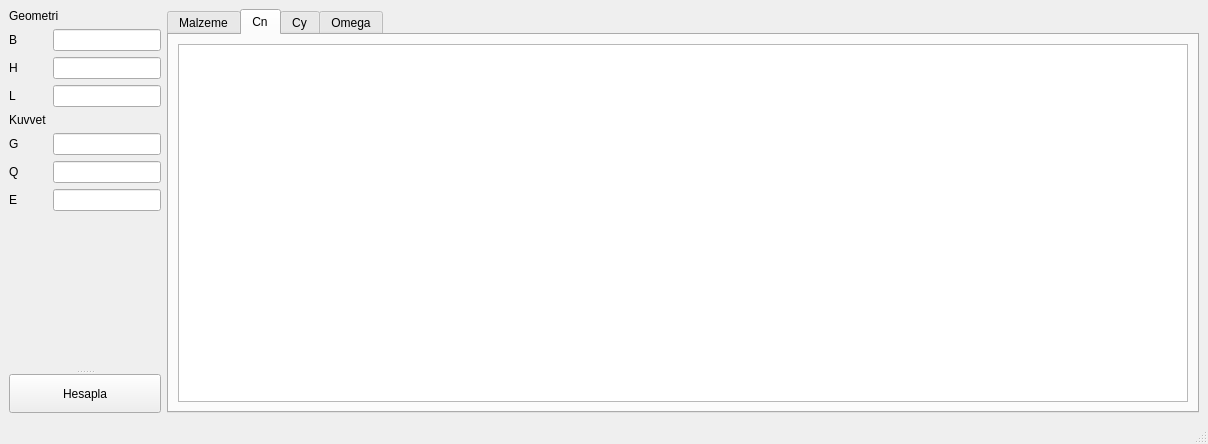
The window that main.ui (murathanarat/FreeCAD-Workbench) describes before a commit, drawn with Qt 5.
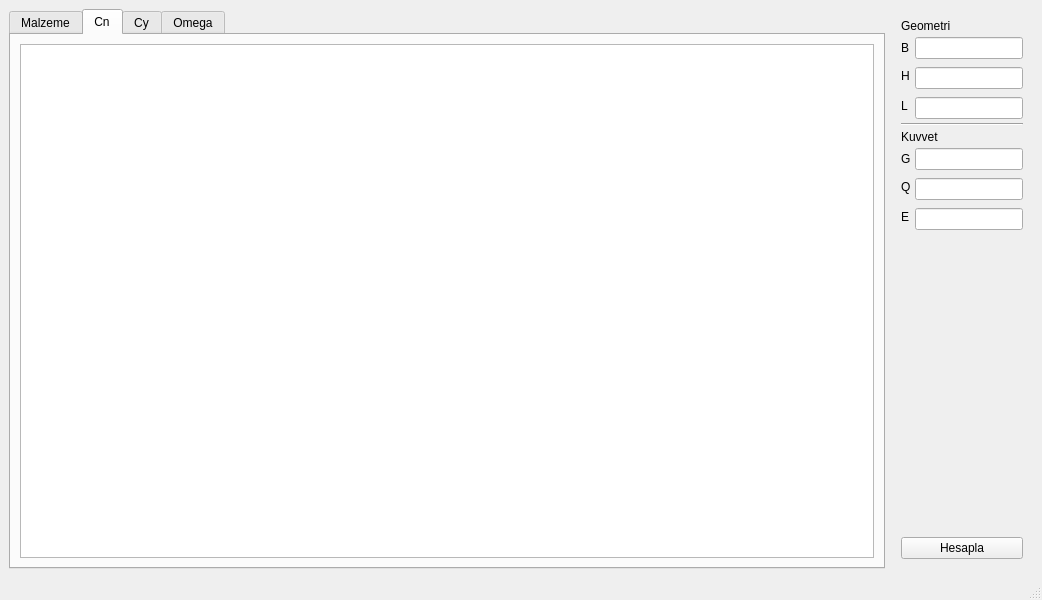
The same window after the commit. The open tabs and pages were chosen to show the change.

Diff of the .ui file:
```diff
--- a/main.ui
+++ b/main.ui
@@ -2,132 +2,27 @@
 <ui version="4.0">
  <class>MainWindow</class>
  <widget class="QMainWindow" name="MainWindow">
-  <property name="enabled">
-   <bool>true</bool>
-  </property>
   <property name="geometry">
    <rect>
     <x>0</x>
     <y>0</y>
-    <width>1208</width>
-    <height>444</height>
+    <width>1042</width>
+    <height>600</height>
    </rect>
   </property>
-  <property name="minimumSize">
-   <size>
-    <width>1208</width>
-    <height>444</height>
-   </size>
-  </property>
   <property name="windowTitle">
    <string>MainWindow</string>
   </property>
   <widget class="QWidget" name="centralwidget">
-   <layout class="QHBoxLayout" name="horizontalLayout">
-    <item>
-     <widget class="QSplitter" name="splitter">
-      <property name="orientation">
-       <enum>Qt::Vertical</enum>
-      </property>
-      <widget class="QWidget" name="">
-       <layout class="QFormLayout" name="formLayout">
-        <item row="0" column="0" colspan="2">
-         <widget class="QLabel" name="label_Geometri">
-          <property name="text">
-           <string>Geometri</string>
-          </property>
-         </widget>
-        </item>
-        <item row="1" column="0">
-         <widget class="QLabel" name="label_b">
-          <property name="sizePolicy">
-           <sizepolicy hsizetype="Preferred" vsizetype="Preferred">
-            <horstretch>0</horstretch>
-            <verstretch>0</verstretch>
-           </sizepolicy>
-          </property>
-          <property name="text">
-           <string>B</string>
-          </property>
-         </widget>
-        </item>
-        <item row="1" column="1">
-         <widget class="QLineEdit" name="b_lineEdit"/>
-        </item>
-        <item row="2" column="0">
-         <widget class="QLabel" name="label_h">
-          <property name="text">
-           <string>H</string>
-          </property>
-         </widget>
-        </item>
-        <item row="2" column="1">
-         <widget class="QLineEdit" name="h_lineEdit"/>
-        </item>
-        <item row="3" column="0">
-         <widget class="QLabel" name="label_l">
-          <property name="text">
-           <string>L</string>
-          </property>
-         </widget>
-        </item>
-        <item row="3" column="1">
-         <widget class="QLineEdit" name="l_lineEdit"/>
-        </item>
-        <item row="4" column="0">
-         <widget class="QLabel" name="label_kuvvet">
-          <property name="text">
-           <string>Kuvvet</string>
-          </property>
-         </widget>
-        </item>
-        <item row="5" column="0">
-         <widget class="QLabel" name="label_b_2">
-          <property name="sizePolicy">
-           <sizepolicy hsizetype="Preferred" vsizetype="Preferred">
-            <horstretch>0</horstretch>
-            <verstretch>0</verstretch>
-           </sizepolicy>
-          </property>
-          <property name="text">
-           <string>G</string>
-          </property>
-         </widget>
-        </item>
-        <item row="5" column="1">
-         <widget class="QLineEdit" name="g_lineEdit"/>
-        </item>
-        <item row="6" column="0">
-         <widget class="QLabel" name="label_h_2">
-          <property name="text">
-           <string>Q</string>
-          </property>
-         </widget>
-        </item>
-        <item row="6" column="1">
-         <widget class="QLineEdit" name="q_lineEdit"/>
-        </item>
-        <item row="7" column="0">
-         <widget class="QLabel" name="label_l_2">
-          <property name="text">
-           <string>E</string>
-          </property>
-         </widget>
-        </item>
-        <item row="7" column="1">
-         <widget class="QLineEdit" name="e_lineEdit"/>
-        </item>
-       </layout>
-      </widget>
-      <widget class="QPushButton" name="hesapla_pushButton">
-       <property name="text">
-        <string>Hesapla</string>
-       </property>
-      </widget>
-     </widget>
-    </item>
+   <layout class="QHBoxLayout" name="horizontalLayout_4">
     <item>
      <widget class="QTabWidget" name="tabWidget">
+      <property name="sizePolicy">
+       <sizepolicy hsizetype="Expanding" vsizetype="Expanding">
+        <horstretch>0</horstretch>
+        <verstretch>0</verstretch>
+       </sizepolicy>
+      </property>
       <property name="tabPosition">
        <enum>QTabWidget::North</enum>
       </property>
@@ -138,8 +33,8 @@
        <attribute name="title">
         <string>Malzeme</string>
        </attribute>
-       <layout class="QGridLayout" name="gridLayout_3">
-        <item row="0" column="0">
+       <layout class="QHBoxLayout" name="horizontalLayout">
+        <item>
          <widget class="QTableWidget" name="Malzeme_tableWidget">
           <property name="enabled">
            <bool>true</bool>
@@ -161,23 +56,18 @@
        <attribute name="title">
         <string>Cn</string>
        </attribute>
-       <layout class="QGridLayout" name="gridLayout">
-        <item row="0" column="0">
-         <widget class="QSplitter" name="splitter_5">
-          <property name="orientation">
-           <enum>Qt::Vertical</enum>
+       <layout class="QHBoxLayout" name="horizontalLayout_2">
+        <item>
+         <widget class="QTableWidget" name="Cn_tableWidget">
+          <property name="editTriggers">
+           <set>QAbstractItemView::NoEditTriggers</set>
           </property>
-          <widget class="QTableWidget" name="Cn_tableWidget">
-           <property name="editTriggers">
-            <set>QAbstractItemView::NoEditTriggers</set>
-           </property>
-           <property name="selectionMode">
-            <enum>QAbstractItemView::SingleSelection</enum>
-           </property>
-           <property name="selectionBehavior">
-            <enum>QAbstractItemView::SelectRows</enum>
-           </property>
-          </widget>
+          <property name="selectionMode">
+           <enum>QAbstractItemView::SingleSelection</enum>
+          </property>
+          <property name="selectionBehavior">
+           <enum>QAbstractItemView::SelectRows</enum>
+          </property>
          </widget>
         </item>
        </layout>
@@ -229,6 +119,291 @@
       </widget>
      </widget>
     </item>
+    <item>
+     <layout class="QVBoxLayout" name="verticalLayout">
+      <property name="spacing">
+       <number>4</number>
+      </property>
+      <property name="leftMargin">
+       <number>10</number>
+      </property>
+      <property name="topMargin">
+       <number>10</number>
+      </property>
+      <property name="rightMargin">
+       <number>10</number>
+      </property>
+      <property name="bottomMargin">
+       <number>10</number>
+      </property>
+      <item>
+       <layout class="QGridLayout" name="gridLayout">
+        <property name="sizeConstraint">
+         <enum>QLayout::SetMinimumSize</enum>
+        </property>
+        <item row="0" column="0" colspan="3">
+         <widget class="QLabel" name="label_Geometri">
+          <property name="sizePolicy">
+           <sizepolicy hsizetype="Fixed" vsizetype="Fixed">
+            <horstretch>0</horstretch>
+            <verstretch>0</verstretch>
+           </sizepolicy>
+          </property>
+          <property name="text">
+           <string>Geometri</string>
+          </property>
+         </widget>
+        </item>
+        <item row="2" column="0" rowspan="2" colspan="3">
+         <widget class="QLabel" name="label_h">
+          <property name="sizePolicy">
+           <sizepolicy hsizetype="Fixed" vsizetype="Fixed">
+            <horstretch>0</horstretch>
+            <verstretch>0</verstretch>
+           </sizepolicy>
+          </property>
+          <property name="text">
+           <string>H</string>
+          </property>
+         </widget>
+        </item>
+        <item row="4" column="0" rowspan="2" colspan="3">
+         <widget class="QLabel" name="label_l">
+          <property name="sizePolicy">
+           <sizepolicy hsizetype="Fixed" vsizetype="Fixed">
+            <horstretch>0</horstretch>
+            <verstretch>0</verstretch>
+           </sizepolicy>
+          </property>
+          <property name="text">
+           <string>L</string>
+          </property>
+         </widget>
+        </item>
+        <item row="6" column="0" colspan="3">
+         <widget class="Line" name="line">
+          <property name="orientation">
+           <enum>Qt::Horizontal</enum>
+          </property>
+         </widget>
+        </item>
+        <item row="7" column="0" colspan="3">
+         <widget class="QLabel" name="label_kuvvet">
+          <property name="text">
+           <string>Kuvvet</string>
+          </property>
+         </widget>
+        </item>
+        <item row="8" column="0" colspan="2">
+         <widget class="QLabel" name="label_b_2">
+          <property name="sizePolicy">
+           <sizepolicy hsizetype="Fixed" vsizetype="Fixed">
+            <horstretch>0</horstretch>
+            <verstretch>0</verstretch>
+           </sizepolicy>
+          </property>
+          <property name="text">
+           <string>G</string>
+          </property>
+         </widget>
+        </item>
+        <item row="8" column="2">
+         <widget class="QLineEdit" name="h_lineEdit">
+          <property name="sizePolicy">
+           <sizepolicy hsizetype="Minimum" vsizetype="Minimum">
+            <horstretch>0</horstretch>
+            <verstretch>0</verstretch>
+           </sizepolicy>
+          </property>
+          <property name="baseSize">
+           <size>
+            <width>0</width>
+            <height>0</height>
+           </size>
+          </property>
+         </widget>
+        </item>
+        <item row="9" column="0" rowspan="2" colspan="3">
+         <widget class="QLabel" name="label_h_2">
+          <property name="sizePolicy">
+           <sizepolicy hsizetype="Fixed" vsizetype="Fixed">
+            <horstretch>0</horstretch>
+            <verstretch>0</verstretch>
+           </sizepolicy>
+          </property>
+          <property name="text">
+           <string>Q</string>
+          </property>
+         </widget>
+        </item>
+        <item row="10" column="2">
+         <widget class="QLineEdit" name="e_lineEdit">
+          <property name="sizePolicy">
+           <sizepolicy hsizetype="Minimum" vsizetype="Minimum">
+            <horstretch>0</horstretch>
+            <verstretch>0</verstretch>
+           </sizepolicy>
+          </property>
+          <property name="baseSize">
+           <size>
+            <width>0</width>
+            <height>0</height>
+           </size>
+          </property>
+         </widget>
+        </item>
+        <item row="11" column="0" rowspan="2" colspan="3">
+         <widget class="QLabel" name="label_l_2">
+          <property name="sizePolicy">
+           <sizepolicy hsizetype="Fixed" vsizetype="Fixed">
+            <horstretch>0</horstretch>
+            <verstretch>0</verstretch>
+           </sizepolicy>
+          </property>
+          <property name="text">
+           <string>E</string>
+          </property>
+         </widget>
+        </item>
+        <item row="12" column="2">
+         <widget class="QLineEdit" name="l_lineEdit">
+          <property name="sizePolicy">
+           <sizepolicy hsizetype="Minimum" vsizetype="Minimum">
+            <horstretch>0</horstretch>
+            <verstretch>0</verstretch>
+           </sizepolicy>
+          </property>
+          <property name="baseSize">
+           <size>
+            <width>0</width>
+            <height>0</height>
+           </size>
+          </property>
+         </widget>
+        </item>
+        <item row="1" column="2">
+         <widget class="QLineEdit" name="b_lineEdit">
+          <property name="sizePolicy">
+           <sizepolicy hsizetype="Minimum" vsizetype="Minimum">
+            <horstretch>0</horstretch>
+            <verstretch>0</verstretch>
+           </sizepolicy>
+          </property>
+          <property name="baseSize">
+           <size>
+            <width>0</width>
+            <height>0</height>
+           </size>
+          </property>
+         </widget>
+        </item>
+        <item row="3" column="2">
+         <widget class="QLineEdit" name="q_lineEdit">
+          <property name="sizePolicy">
+           <sizepolicy hsizetype="Minimum" vsizetype="Minimum">
+            <horstretch>0</horstretch>
+            <verstretch>0</verstretch>
+           </sizepolicy>
+          </property>
+          <property name="baseSize">
+           <size>
+            <width>0</width>
+            <height>0</height>
+           </size>
+          </property>
+         </widget>
+        </item>
+        <item row="5" column="2">
+         <widget class="QLineEdit" name="g_lineEdit">
+          <property name="sizePolicy">
+           <sizepolicy hsizetype="Minimum" vsizetype="Minimum">
+            <horstretch>0</horstretch>
+            <verstretch>0</verstretch>
+           </sizepolicy>
+          </property>
+          <property name="baseSize">
+           <size>
+            <width>0</width>
+            <height>0</height>
+           </size>
+          </property>
+         </widget>
+        </item>
+        <item row="1" column="0" colspan="2">
+         <widget class="QLabel" name="label_b">
+          <property name="sizePolicy">
+           <sizepolicy hsizetype="Minimum" vsizetype="Minimum">
+            <horstretch>0</horstretch>
+            <verstretch>0</verstretch>
+           </sizepolicy>
+          </property>
+          <property name="text">
+           <string>B</string>
+          </property>
+         </widget>
+        </item>
+       </layout>
+      </item>
+      <item>
+       <spacer name="verticalSpacer_3">
+        <property name="orientation">
+         <enum>Qt::Vertical</enum>
+        </property>
+        <property name="sizeHint" stdset="0">
+         <size>
+          <width>17</width>
+          <height>31</height>
+         </size>
+        </property>
+       </spacer>
+      </item>
+      <item>
+       <spacer name="verticalSpacer">
+        <property name="orientation">
+         <enum>Qt::Vertical</enum>
+        </property>
+        <property name="sizeHint" stdset="0">
+         <size>
+          <width>17</width>
+          <height>31</height>
+         </size>
+        </property>
+       </spacer>
+      </item>
+      <item>
+       <spacer name="verticalSpacer_2">
+        <property name="orientation">
+         <enum>Qt::Vertical</enum>
+        </property>
+        <property name="sizeType">
+         <enum>QSizePolicy::Expanding</enum>
+        </property>
+        <property name="sizeHint" stdset="0">
+         <size>
+          <width>17</width>
+          <height>31</height>
+         </size>
+        </property>
+       </spacer>
+      </item>
+      <item>
+       <widget class="QPushButton" name="hesapla_pushButton">
+        <property name="enabled">
+         <bool>true</bool>
+        </property>
+        <property name="sizePolicy">
+         <sizepolicy hsizetype="Minimum" vsizetype="Minimum">
+          <horstretch>0</horstretch>
+          <verstretch>0</verstretch>
+         </sizepolicy>
+        </property>
+        <property name="text">
+         <string>Hesapla</string>
+        </property>
+       </widget>
+      </item>
+     </layout>
+    </item>
    </layout>
   </widget>
   <widget class="QMenuBar" name="menubar">
```
Left out of the diff: 35 changed lines with no effect on the pictures.
